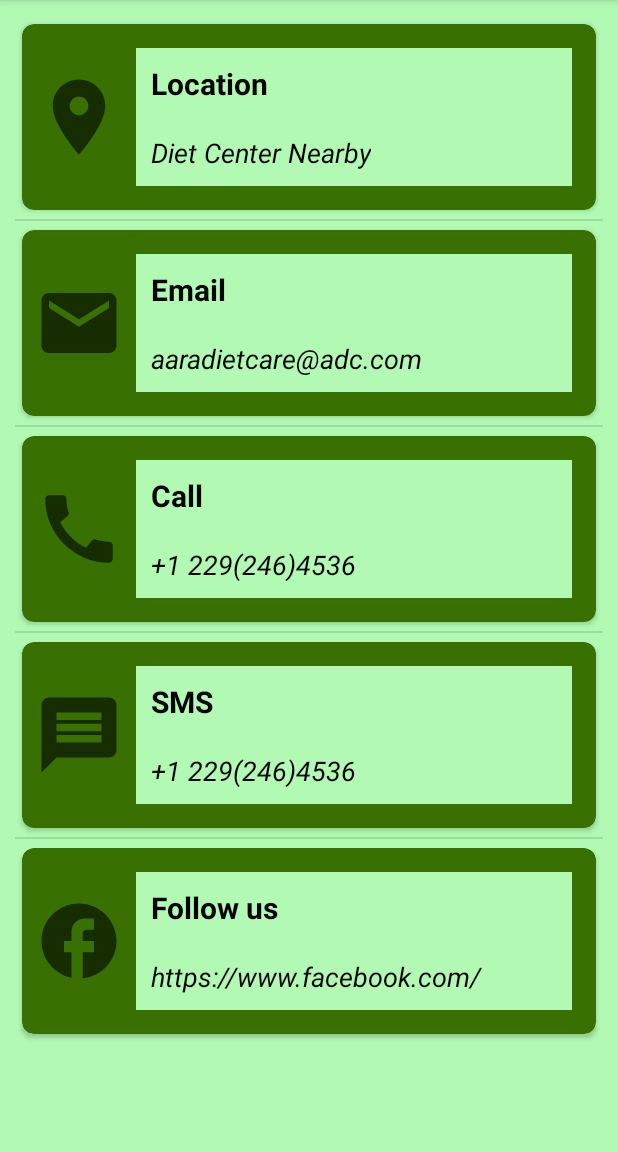
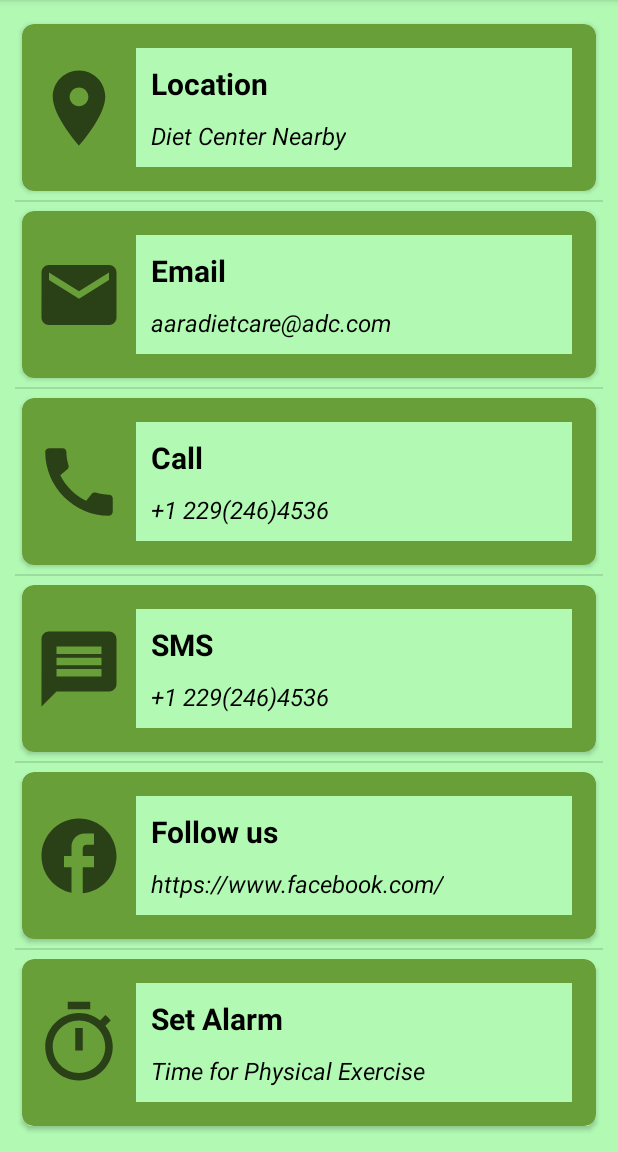
Before and after one commit to KrishnanDevika/MyDietBalanceApplication, an Android app: the fragment MoreInfoFragment shown on its own in the app's theme, on a phone screen of 412 x 824 dp, the part 84-1236 px from its top. Run offline under Robolectric (Android 15) with nearby library versions, the phone set to English and light mode, and no system bars.

Commit message:
Added Clock Intent * Modified Contact layouts * Changed Spinner color

```diff
--- a/app/src/main/AndroidManifest.xml
+++ b/app/src/main/AndroidManifest.xml
@@ -1,6 +1,8 @@
 <?xml version="1.0" encoding="utf-8"?>
 <manifest xmlns:android="http://schemas.android.com/apk/res/android"
     package="com.example.dietbalanceapplication">
+
+    <uses-permission android:name="com.android.alarm.permission.SET_ALARM" />
 
     <application
         android:allowBackup="true"
--- /dev/null
+++ b/app/src/main/res/drawable/ic_baseline_timer_24.xml
@@ -0,0 +1,10 @@
+<vector xmlns:android="http://schemas.android.com/apk/res/android"
+    android:width="24dp"
+    android:height="24dp"
+    android:viewportWidth="24"
+    android:viewportHeight="24"
+    android:tint="?attr/colorControlNormal">
+  <path
+      android:fillColor="@android:color/white"
+      android:pathData="M15,1L9,1v2h6L15,1zM11,14h2L13,8h-2v6zM19.03,7.39l1.42,-1.42c-0.43,-0.51 -0.9,-0.99 -1.41,-1.41l-1.42,1.42C16.07,4.74 14.12,4 12,4c-4.97,0 -9,4.03 -9,9s4.02,9 9,9 9,-4.03 9,-9c0,-2.12 -0.74,-4.07 -1.97,-5.61zM12,20c-3.87,0 -7,-3.13 -7,-7s3.13,-7 7,-7 7,3.13 7,7 -3.13,7 -7,7z"/>
+</vector>
--- a/app/src/main/res/layout/contact_list_view.xml
+++ b/app/src/main/res/layout/contact_list_view.xml
@@ -1,10 +1,9 @@
 <?xml version="1.0" encoding="utf-8"?>
 <androidx.cardview.widget.CardView xmlns:android="http://schemas.android.com/apk/res/android"
     xmlns:app="http://schemas.android.com/apk/res-auto"
-    xmlns:tools="http://schemas.android.com/tools"
     android:layout_width="match_parent"
     android:layout_height="wrap_content"
-    app:cardBackgroundColor="@color/green_700"
+    app:cardBackgroundColor="@color/green_500"
     app:cardCornerRadius="8dp"
     app:cardUseCompatPadding="true">
 
@@ -54,14 +53,13 @@
                 android:id="@+id/contact_desc"
                 android:layout_width="wrap_content"
                 android:layout_height="wrap_content"
-                android:padding="@dimen/layout_padding"
                 android:paddingLeft="10dp"
                 android:paddingTop="0dp"
                 android:paddingRight="10dp"
                 android:paddingBottom="10dp"
                 android:text="contactDesc"
                 android:textColor="@color/black"
-                android:textSize="@dimen/contact_list_text_size"
+                android:textSize="@dimen/sub_text_size"
                 android:textStyle="italic" />
         </LinearLayout>
 
--- a/app/src/main/res/layout/fragment_calculator.xml
+++ b/app/src/main/res/layout/fragment_calculator.xml
@@ -147,6 +147,7 @@
             android:layout_width="match_parent"
             android:layout_height="wrap_content"
             android:layout_marginBottom="@dimen/layout_padding"
+            android:popupBackground="@color/lightlime"
             android:padding="@dimen/layout_padding"
             android:visibility="gone" />
 
@@ -166,6 +167,7 @@
             android:layout_width="match_parent"
             android:layout_height="wrap_content"
             android:layout_marginBottom="@dimen/layout_padding"
+            android:popupBackground="@color/lightlime"
             android:padding="@dimen/layout_padding"
             android:visibility="gone" />
 
--- a/app/src/main/res/values/dimens.xml
+++ b/app/src/main/res/values/dimens.xml
@@ -17,5 +17,6 @@
     <dimen name="heading_title_size">30sp</dimen>
     <dimen name="contact_list_text_size">18sp</dimen>
     <dimen name="contact_title_size">20sp</dimen>
+    <dimen name="sub_text_size">16sp</dimen>
 
 </resources>
```
Also changed, not shown: app/src/main/java/com/example/dietbalanceapplication/ContactsList/MoreInfoFragment.java (+11 -0 lines).
